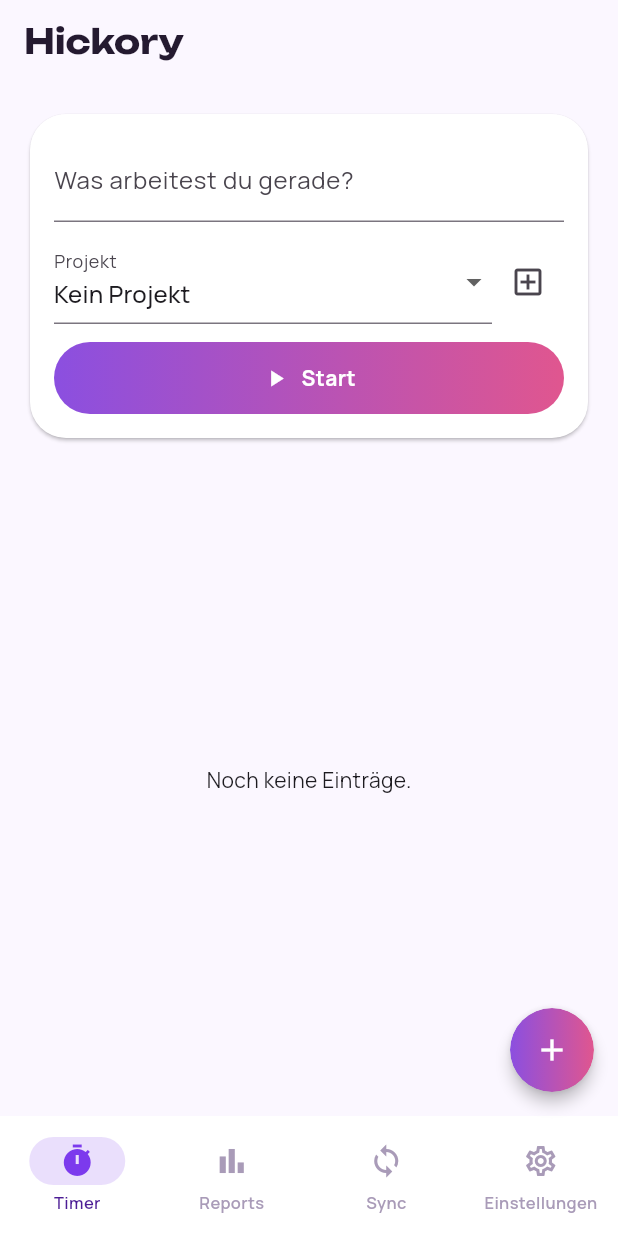
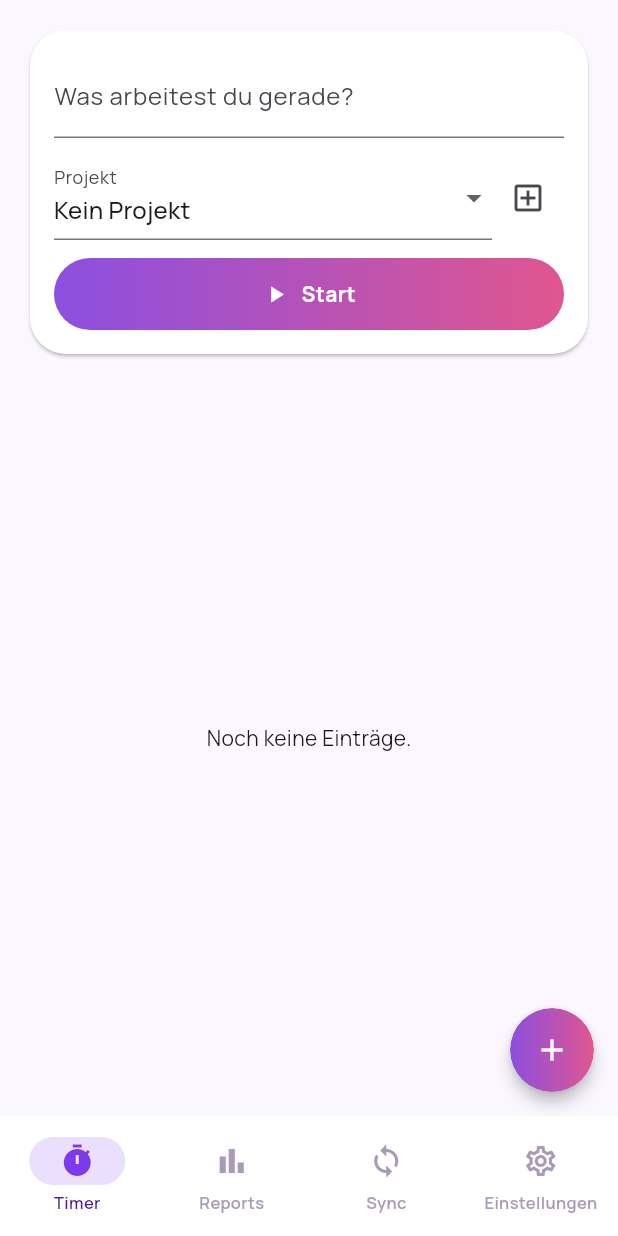
Before and after one commit to mordilion/Hickory, a Flutter app: the screen it shows after launch, on a phone screen of 412 x 824 dp. Run offline on Flutter 3.47's test engine with Material 3 defaults, Android fonts, the phone set to English and light mode, and no system bars; our stand-ins replace csv, drift, file_picker, flutter_riverpod, google_fonts, package_info_plus and 3 more; missing offline and left inert: launch_at_startup, tray_manager, window_manager; accounts and stored records are empty; generated files the repository leaves out were written again; statements that could not run were skipped.

Commit message:
Remove NavShell's redundant AppBar title (native window title bar already shows it)

```diff
--- a/lib/features/shell/nav_shell.dart
+++ b/lib/features/shell/nav_shell.dart
@@ -30,7 +30,6 @@ class _NavShellState extends State<NavShell> {
   @override
   Widget build(BuildContext context) {
     return Scaffold(
-      appBar: AppBar(title: const Text('Hickory')),
       body: IndexedStack(index: _selectedIndex, children: widget.children),
       bottomNavigationBar: NavigationBar(
         selectedIndex: _selectedIndex,
```
